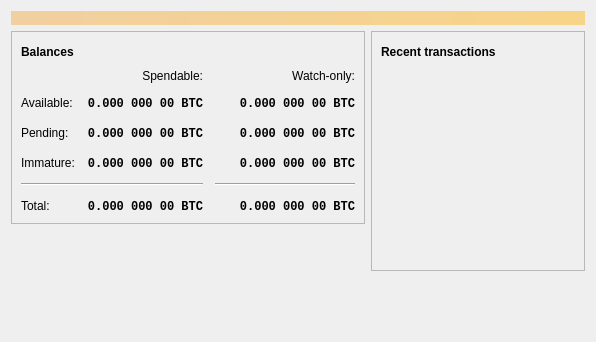
Before: the Qt Designer form src/qt/forms/overviewpage.ui in litecoinz-core/bitcoin, drawn with Qt 5.
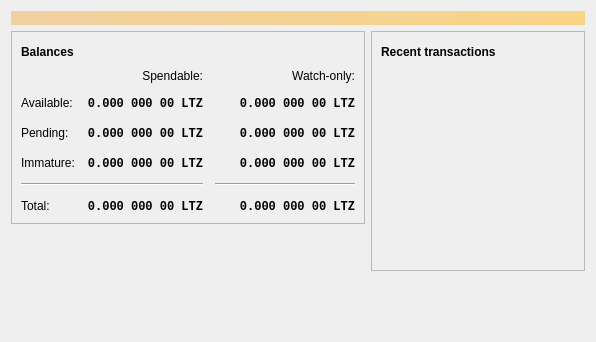
After: the same form once the commit is applied. Icons and pictures are not drawn. Custom widgets are drawn as their Qt base class.

The edit to the form file:
```diff
--- a/src/qt/forms/overviewpage.ui
+++ b/src/qt/forms/overviewpage.ui
@@ -130,7 +130,7 @@
                <string>Unconfirmed transactions to watch-only addresses</string>
               </property>
               <property name="text">
-               <string notr="true">0.000 000 00 BTC</string>
+               <string notr="true">0.000 000 00 LTZ</string>
               </property>
               <property name="alignment">
                <set>Qt::AlignRight|Qt::AlignTrailing|Qt::AlignVCenter</set>
@@ -156,7 +156,7 @@
                <string>Total of transactions that have yet to be confirmed, and do not yet count toward the spendable balance</string>
               </property>
               <property name="text">
-               <string notr="true">0.000 000 00 BTC</string>
+               <string notr="true">0.000 000 00 LTZ</string>
               </property>
               <property name="alignment">
                <set>Qt::AlignRight|Qt::AlignTrailing|Qt::AlignVCenter</set>
@@ -182,7 +182,7 @@
                <string>Mined balance in watch-only addresses that has not yet matured</string>
               </property>
               <property name="text">
-               <string notr="true">0.000 000 00 BTC</string>
+               <string notr="true">0.000 000 00 LTZ</string>
               </property>
               <property name="alignment">
                <set>Qt::AlignRight|Qt::AlignTrailing|Qt::AlignVCenter</set>
@@ -241,7 +241,7 @@
                <string>Mined balance that has not yet matured</string>
               </property>
               <property name="text">
-               <string notr="true">0.000 000 00 BTC</string>
+               <string notr="true">0.000 000 00 LTZ</string>
               </property>
               <property name="alignment">
                <set>Qt::AlignRight|Qt::AlignTrailing|Qt::AlignVCenter</set>
@@ -287,7 +287,7 @@
                <string>Your current total balance</string>
               </property>
               <property name="text">
-               <string notr="true">0.000 000 00 BTC</string>
+               <string notr="true">0.000 000 00 LTZ</string>
               </property>
               <property name="alignment">
                <set>Qt::AlignRight|Qt::AlignTrailing|Qt::AlignVCenter</set>
@@ -313,7 +313,7 @@
                <string>Current total balance in watch-only addresses</string>
               </property>
               <property name="text">
-               <string notr="true">0.000 000 00 BTC</string>
+               <string notr="true">0.000 000 00 LTZ</string>
               </property>
               <property name="alignment">
                <set>Qt::AlignRight|Qt::AlignTrailing|Qt::AlignVCenter</set>
@@ -356,7 +356,7 @@
                <string>Your current spendable balance</string>
               </property>
               <property name="text">
-               <string notr="true">0.000 000 00 BTC</string>
+               <string notr="true">0.000 000 00 LTZ</string>
               </property>
               <property name="alignment">
                <set>Qt::AlignRight|Qt::AlignTrailing|Qt::AlignVCenter</set>
@@ -382,7 +382,7 @@
                <string>Your current balance in watch-only addresses</string>
               </property>
               <property name="text">
-               <string notr="true">0.000 000 00 BTC</string>
+               <string notr="true">0.000 000 00 LTZ</string>
               </property>
               <property name="alignment">
                <set>Qt::AlignRight|Qt::AlignTrailing|Qt::AlignVCenter</set>
```
Left out of the diff: 4 changed lines with no effect on the pictures.
